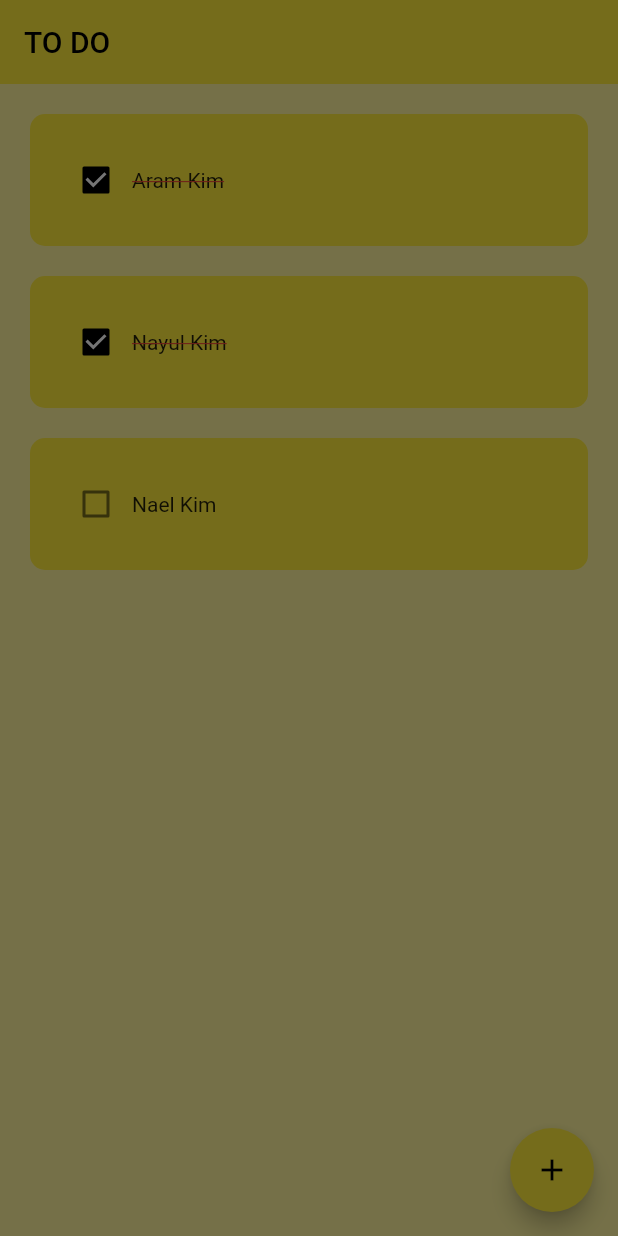
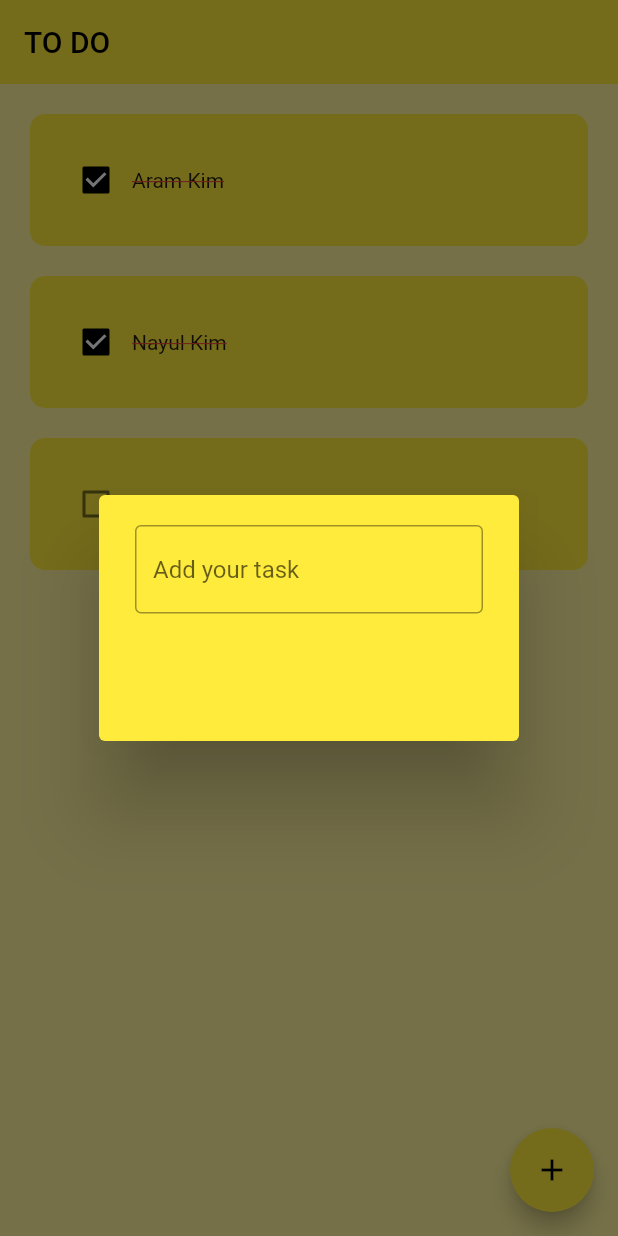
Before and after one commit to AramKim37/fluttertodo, a Flutter app: the screen it shows after launch, after a tap on the "add" icon, on a phone screen of 412 x 824 dp. Run offline on Flutter 3.47's test engine with Material 2 defaults, Android fonts, the phone set to English and light mode, and no system bars.

```diff
--- a/lib/utils/dialog_box.dart
+++ b/lib/utils/dialog_box.dart
@@ -7,8 +7,20 @@ class DialogBox extends StatelessWidget {
 
   @override
   Widget build(BuildContext context) {
-    return Container(
-      child: AlertDialog(),
-    );
+    return AlertDialog(
+        backgroundColor: Colors.yellow,
+        content: Container(
+          height: 120,
+          child: Column(
+            children: [
+              TextField(
+                decoration: InputDecoration(
+                  border: OutlineInputBorder(),
+                  hintText: "Add your task",
+                ),
+              )
+            ],
+          ),
+        ));
   }
 }
```
